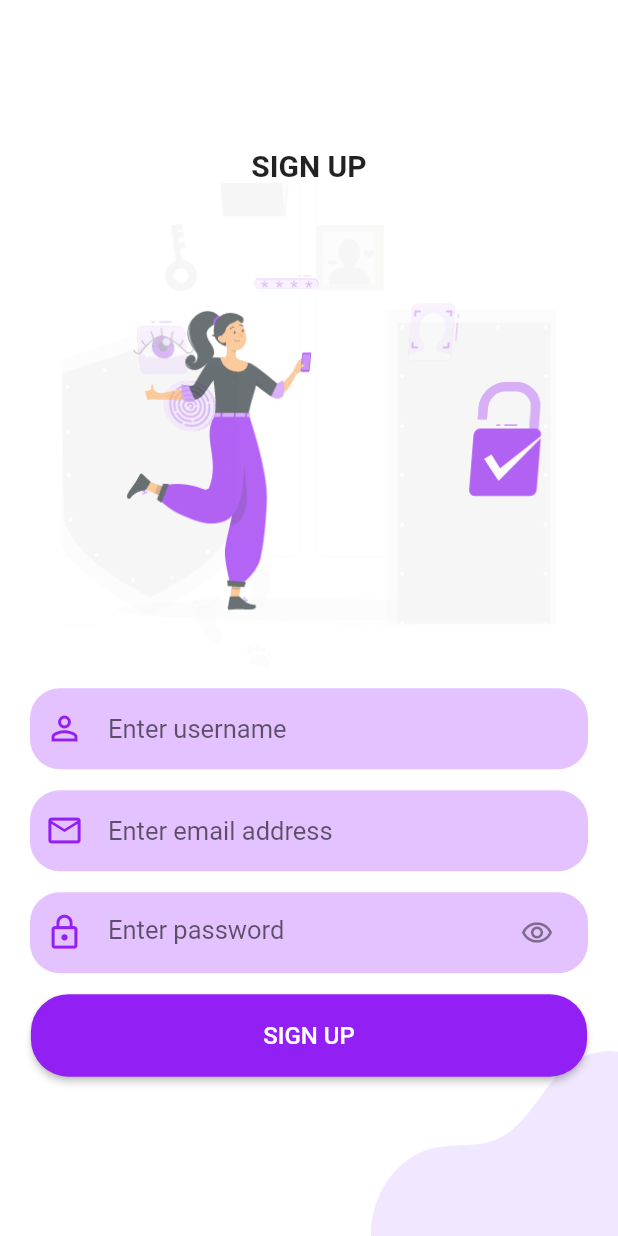
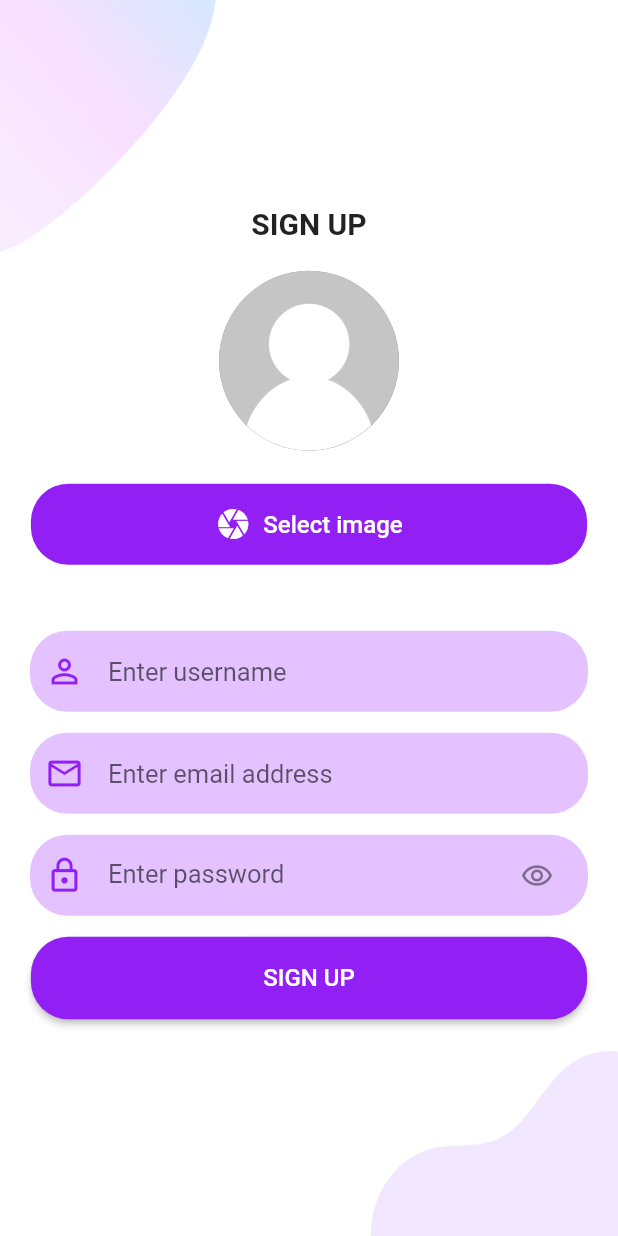
Before and after one commit to Varshil-Shah/chat-app, a Flutter app: the screen it shows after launch, on a phone screen of 412 x 824 dp. Run offline on Flutter 3.47's test engine with Material 2 defaults, Android fonts, the phone set to English and light mode, and no system bars.

Commit message:
:sparkles: Design for image picker

```diff
--- a/lib/screens/sign-up.dart
+++ b/lib/screens/sign-up.dart
@@ -1,3 +1,4 @@
+import 'package:chat_app/widgets/auth-screen/input-image.dart';
 import 'package:chat_app/widgets/auth-screen/signup-inputs.dart';
 import 'package:flutter/material.dart';
 import 'package:chat_app/widgets/auth-screen/background.dart';
@@ -15,8 +16,8 @@ class SignUp extends StatelessWidget {
           child: Column(
             mainAxisAlignment: MainAxisAlignment.center,
             crossAxisAlignment: CrossAxisAlignment.center,
-            children: [
-              const Text(
+            children: const [
+              Text(
                 "SIGN UP",
                 textAlign: TextAlign.center,
                 style: TextStyle(
@@ -24,11 +25,10 @@ class SignUp extends StatelessWidget {
                   fontWeight: FontWeight.bold,
                 ),
               ),
-              Image.asset(
-                "assets/gifs/auth.gif",
-                height: size.height * 0.4,
-              ),
-              const SignupInputs(),
+              SizedBox(height: 20.0),
+              InputImage(),
+              SizedBox(height: 30.0),
+              SignupInputs(),
             ],
           ),
         ),
--- a/lib/widgets/auth-screen/background.dart
+++ b/lib/widgets/auth-screen/background.dart
@@ -22,6 +22,14 @@ class Background extends StatelessWidget {
         alignment: Alignment.center,
         children: [
           Positioned(
+            top: 0,
+            left: 0,
+            child: Image.asset(
+              "assets/images/main_top.png",
+              width: size.width * 0.35,
+            ),
+          ),
+          Positioned(
             bottom: 0,
             right: 0,
             child: Image.asset(
--- a/lib/widgets/auth-screen/input-field.dart
+++ b/lib/widgets/auth-screen/input-field.dart
@@ -11,7 +11,6 @@ class InputField extends StatelessWidget {
     this.onChanged,
     this.suffix,
     this.labelStyle,
-    this.style,
     this.obscureText = false,
     this.textInputType = TextInputType.text,
     this.onFocus = false,
@@ -27,7 +26,6 @@ class InputField extends StatelessWidget {
   final bool obscureText;
   final bool readOnly;
   final TextEditingController controller;
-  final TextStyle? style;
   final bool onFocus;
   final Widget? suffix;
   final String hintText;
@@ -54,7 +52,7 @@ class InputField extends StatelessWidget {
         vertical: verticalPadding,
       ),
       decoration: BoxDecoration(
-        borderRadius: BorderRadius.circular(20.0),
+        borderRadius: BorderRadius.circular(25.0),
         color: purpleMaterialColor[200],
       ),
       child: TextField(
@@ -84,7 +82,7 @@ class InputField extends StatelessWidget {
         obscureText: obscureText,
         readOnly: readOnly,
         controller: controller,
-        style: style,
+        style: const TextStyle(fontSize: 18.0),
         onSubmitted: onSubmitted,
         onChanged: onChanged,
         autofocus: onFocus,
--- /dev/null
+++ b/lib/widgets/auth-screen/input-image.dart
@@ -0,0 +1,49 @@
+import 'package:chat_app/constants.dart';
+import 'package:flutter/material.dart';
+
+class InputImage extends StatefulWidget {
+  const InputImage({Key? key}) : super(key: key);
+
+  @override
+  _InputImageState createState() => _InputImageState();
+}
+
+class _InputImageState extends State<InputImage> {
+  @override
+  Widget build(BuildContext context) {
+    final size = MediaQuery.of(context).size;
+
+    return Column(
+      children: [
+        const CircleAvatar(
+          radius: 60,
+          backgroundImage: AssetImage("assets/images/circular-avatar.png"),
+          backgroundColor: Colors.grey,
+        ),
+        const SizedBox(height: 15.0),
+        Container(
+          margin: const EdgeInsets.symmetric(vertical: 7),
+          width: size.width * 0.9,
+          decoration: BoxDecoration(
+            borderRadius: BorderRadius.circular(25.0),
+            color: mainColor,
+          ),
+          child: TextButton.icon(
+            icon: const Icon(
+              Icons.camera,
+              color: Colors.white,
+            ),
+            onPressed: () {},
+            label: const Text(
+              "Select image",
+              style: TextStyle(color: Colors.white, fontSize: 16),
+            ),
+            style: TextButton.styleFrom(
+              padding: const EdgeInsets.symmetric(horizontal: 40, vertical: 15),
+            ),
+          ),
+        ),
+      ],
+    );
+  }
+}
```
Also changed, not shown: assets/images/circular-avatar.png (added).
